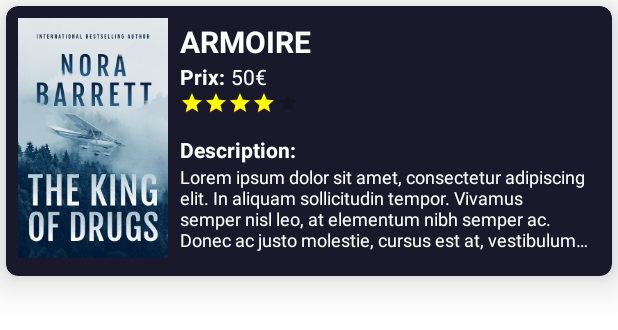
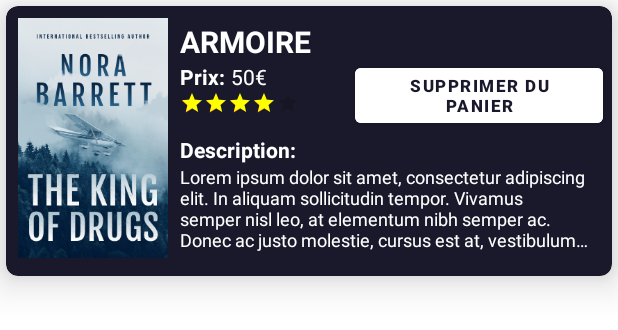
Before and after one commit to DylanGil/WatashiHouse, an Android app: the layout item_class_delete_button.xml on its own in the app's theme, with its tools: preview values and no code run, on a phone screen of 412 x 824 dp. Shown: the top 330 px of the screen. Run offline under Robolectric (Android 15) with nearby library versions, the phone set to English and light mode, and no system bars.

Commit message:
Can delete one object from shoppingCart

```diff
--- a/app/src/main/java/com/example/watashihouse/MeubleAdapter.kt
+++ b/app/src/main/java/com/example/watashihouse/MeubleAdapter.kt
@@ -89,7 +89,8 @@ class MeubleAdapter(var items: List<Meuble>) : RecyclerView.Adapter<MeubleAdapte
                     override fun onResponse(call: Call<ResponseBody>, response: Response<ResponseBody>) {
                         Toast.makeText(itemView.rootView.context, meuble.title + " ajouté au panier", Toast.LENGTH_SHORT).show()
                         val mainActivity = getActivity(itemView.context) as MainActivity
-                        mainActivity.updateBadgeCount()
+                        mainActivity.addValueBadgeCount(1)
+
                     }
 
                     override fun onFailure(call: Call<ResponseBody>, t: Throwable) {
--- a/app/src/main/res/layout/item_class.xml
+++ b/app/src/main/res/layout/item_class.xml
@@ -80,10 +80,10 @@
             android:layout_marginEnd="6dp"
             android:width="160dp"
             android:backgroundTint="@color/white"
+            android:text="AJOUTER AU PANIER"
             android:textColor="@color/blue"
-            android:textStyle="bold"
-            android:text="AJOUTER AU PANIER"
-            android:textSize="11dp" />
+            android:textSize="11dp"
+            android:textStyle="bold" />
 
         <TextView
             android:layout_width="wrap_content"
--- a/app/src/main/res/layout/item_class_delete_button.xml
+++ b/app/src/main/res/layout/item_class_delete_button.xml
@@ -69,6 +69,22 @@
             android:secondaryProgressTint="#FF5722"
             tools:rating="4" />
 
+        <Button
+            android:id="@+id/removeFromCartButton"
+            android:layout_width="wrap_content"
+            android:layout_height="wrap_content"
+            android:layout_alignParentTop="true"
+            android:layout_alignParentEnd="true"
+            android:layout_marginLeft="26dp"
+            android:layout_marginTop="35dp"
+            android:layout_marginEnd="6dp"
+            android:width="165dp"
+            android:backgroundTint="@color/white"
+            android:text="SUPPRIMER DU PANIER"
+            android:textColor="@color/blue"
+            android:textSize="11dp"
+            android:textStyle="bold" />
+
         <TextView
             android:layout_width="wrap_content"
             android:layout_height="wrap_content"
```
Also changed, not shown: app/src/main/java/com/example/watashihouse/HomeFragment.kt (+8 -2 lines), app/src/main/java/com/example/watashihouse/MainActivity.kt (+6 -2 lines), app/src/main/java/com/example/watashihouse/MeubleAdapterDeleteButton.kt (+34 -19 lines), app/src/main/java/com/example/watashihouse/ShoppingCartFragment.kt (+24 -7 lines), app/src/main/java/com/example/watashihouse/WatashiApi.kt (+5 -8 lines).
